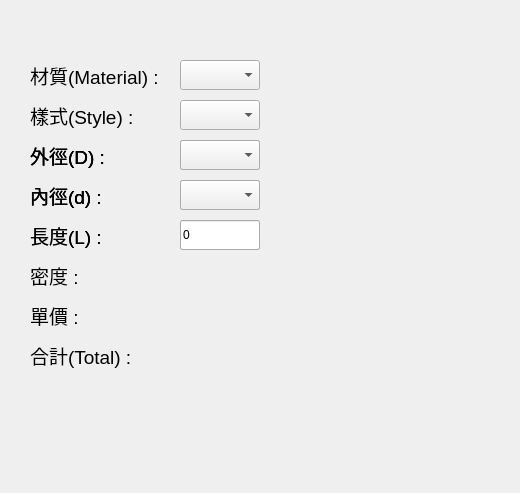
This is resources/ui/materialCalculationView.ui in Chia-Peng/HungPoERP as Qt 5 draws it before an edit; both pictures show x 0 to 520 and y 275 to 768 of the 1024 by 768 pixel window. The edited form follows.
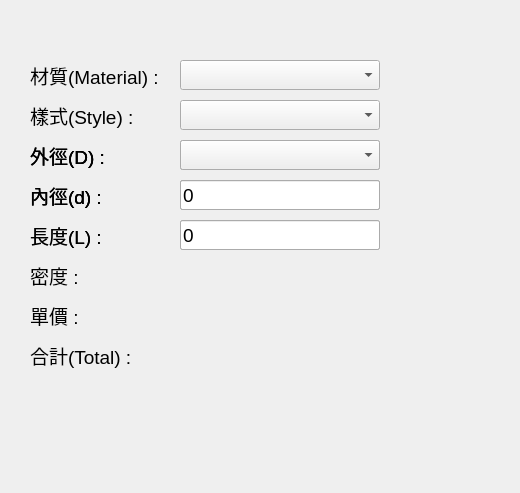
This is the edited form.

Commit message: Update calculation function

Patch:
```diff
--- a/resources/ui/materialCalculationView.ui
+++ b/resources/ui/materialCalculationView.ui
@@ -102,20 +102,30 @@
        <rect>
         <x>150</x>
         <y>5</y>
-        <width>80</width>
+        <width>200</width>
         <height>30</height>
        </rect>
       </property>
+      <property name="font">
+       <font>
+        <pointsize>14</pointsize>
+       </font>
+      </property>
      </widget>
      <widget class="QComboBox" name="style_ComboBox">
       <property name="geometry">
        <rect>
         <x>150</x>
         <y>45</y>
-        <width>80</width>
+        <width>200</width>
         <height>30</height>
        </rect>
       </property>
+      <property name="font">
+       <font>
+        <pointsize>14</pointsize>
+       </font>
+      </property>
      </widget>
     </widget>
     <widget class="QWidget" name="specTypeA" native="true">
@@ -132,20 +142,30 @@
        <rect>
         <x>150</x>
         <y>5</y>
-        <width>80</width>
+        <width>200</width>
         <height>30</height>
        </rect>
       </property>
+      <property name="font">
+       <font>
+        <pointsize>14</pointsize>
+       </font>
+      </property>
      </widget>
      <widget class="QLineEdit" name="typeA_LineEdit_1">
       <property name="geometry">
        <rect>
         <x>150</x>
         <y>45</y>
-        <width>80</width>
+        <width>200</width>
         <height>30</height>
        </rect>
       </property>
+      <property name="font">
+       <font>
+        <pointsize>14</pointsize>
+       </font>
+      </property>
       <property name="text">
        <string>0</string>
       </property>
@@ -223,7 +243,7 @@
       <rect>
        <x>150</x>
        <y>205</y>
-       <width>80</width>
+       <width>200</width>
        <height>30</height>
       </rect>
      </property>
@@ -253,30 +273,45 @@
        <rect>
         <x>150</x>
         <y>45</y>
-        <width>80</width>
+        <width>200</width>
         <height>30</height>
        </rect>
       </property>
+      <property name="font">
+       <font>
+        <pointsize>14</pointsize>
+       </font>
+      </property>
      </widget>
      <widget class="QComboBox" name="typeB_ComboBox_1">
       <property name="geometry">
        <rect>
         <x>150</x>
         <y>5</y>
-        <width>80</width>
+        <width>200</width>
         <height>30</height>
        </rect>
       </property>
+      <property name="font">
+       <font>
+        <pointsize>14</pointsize>
+       </font>
+      </property>
      </widget>
      <widget class="QLineEdit" name="typeB_LineEdit_1">
       <property name="geometry">
        <rect>
         <x>150</x>
         <y>85</y>
-        <width>80</width>
+        <width>200</width>
         <height>30</height>
        </rect>
       </property>
+      <property name="font">
+       <font>
+        <pointsize>14</pointsize>
+       </font>
+      </property>
       <property name="text">
        <string>0</string>
       </property>
@@ -359,20 +394,30 @@
        <rect>
         <x>150</x>
         <y>5</y>
-        <width>80</width>
+        <width>200</width>
         <height>30</height>
        </rect>
       </property>
+      <property name="font">
+       <font>
+        <pointsize>14</pointsize>
+       </font>
+      </property>
      </widget>
      <widget class="QLineEdit" name="typeC_LineEdit_2">
       <property name="geometry">
        <rect>
         <x>150</x>
         <y>85</y>
-        <width>80</width>
+        <width>200</width>
         <height>30</height>
        </rect>
       </property>
+      <property name="font">
+       <font>
+        <pointsize>14</pointsize>
+       </font>
+      </property>
       <property name="text">
        <string>0</string>
       </property>
@@ -445,10 +490,15 @@
        <rect>
         <x>150</x>
         <y>45</y>
-        <width>80</width>
+        <width>200</width>
         <height>30</height>
        </rect>
       </property>
+      <property name="font">
+       <font>
+        <pointsize>14</pointsize>
+       </font>
+      </property>
       <property name="text">
        <string>0</string>
       </property>
@@ -501,7 +551,7 @@
       <rect>
        <x>150</x>
        <y>245</y>
-       <width>80</width>
+       <width>200</width>
        <height>30</height>
       </rect>
      </property>
@@ -522,7 +572,7 @@
       <rect>
        <x>150</x>
        <y>285</y>
-       <width>80</width>
+       <width>200</width>
        <height>30</height>
       </rect>
      </property>
@@ -538,7 +588,6 @@
       <set>Qt::AlignLeading|Qt::AlignLeft|Qt::AlignTop</set>
      </property>
     </widget>
-    <zorder>specTypeC</zorder>
     <zorder>styleWidget</zorder>
     <zorder>label_4</zorder>
     <zorder>density_Label</zorder>
@@ -548,6 +597,7 @@
     <zorder>label_6</zorder>
     <zorder>unitPrice_Label</zorder>
     <zorder>total_Label</zorder>
+    <zorder>specTypeC</zorder>
    </widget>
    <widget class="QWidget" name="specWidgit" native="true">
     <property name="geometry">
```
The commit also changes 3 other files.
